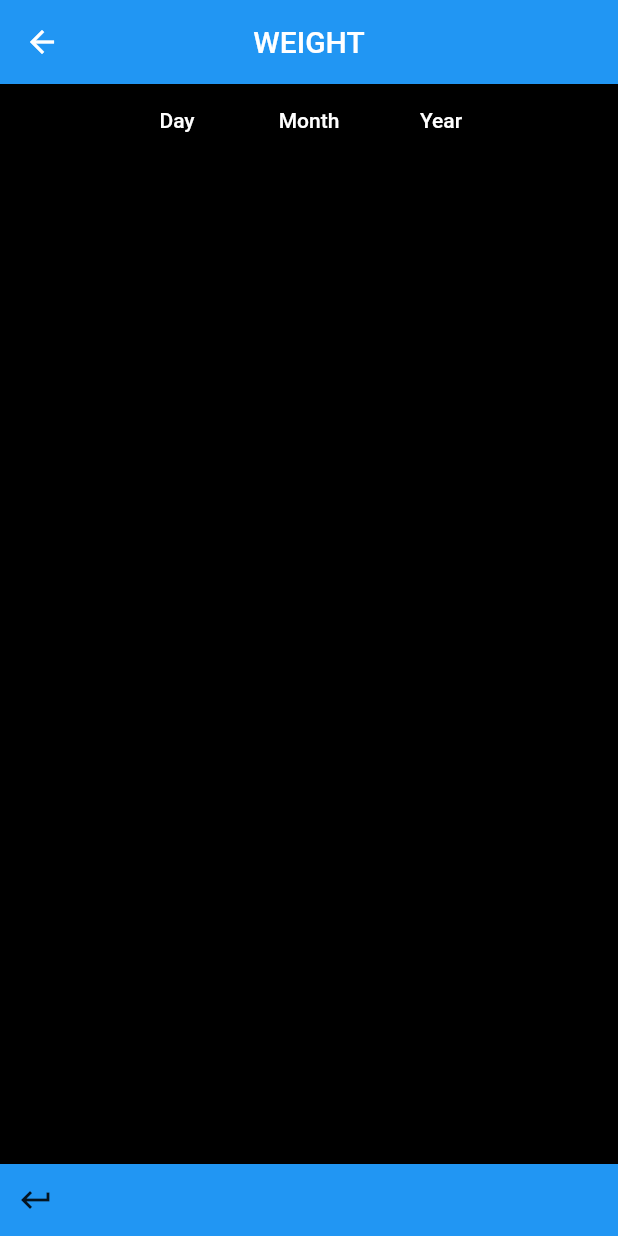
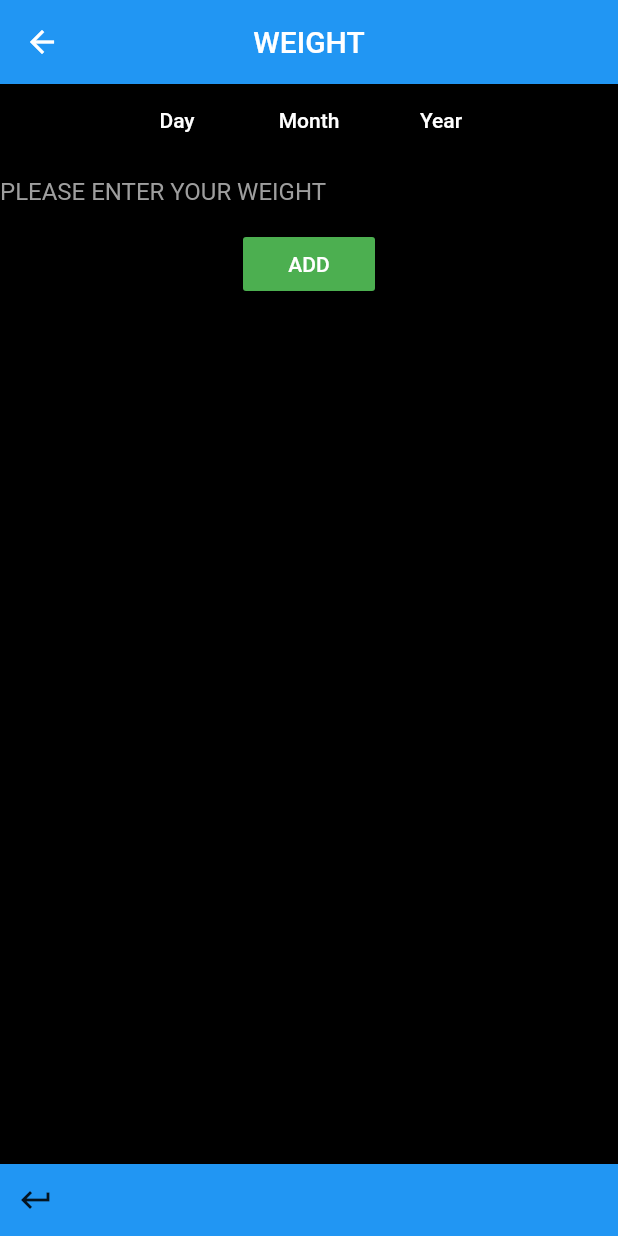
Before and after one commit to marcio81/fat_no_more, a Flutter app: the Weight screen opened directly, on a phone screen of 412 x 824 dp. Run offline on Flutter 3.47's test engine with Material 2 defaults, Android fonts, the phone set to English and light mode, and no system bars; our stand-ins replace fluttertoast.

Commit message:
date pick and sqlite

```diff
--- a/lib/ui/weight.dart
+++ b/lib/ui/weight.dart
@@ -1,5 +1,7 @@
+
 import 'package:flutter/cupertino.dart';
 import 'package:flutter/material.dart';
+
 
 class Weight extends StatefulWidget {
   @override
@@ -8,6 +10,25 @@ class Weight extends StatefulWidget {
 
 class _WeightState extends State<Weight> {
   DateTime selectedDate = DateTime.now();
+  String finalDate = '';
+  String peso = '';
+  TextEditingController pesoController = new TextEditingController();
+
+  getCurrentDate(){
+
+    var date = new DateTime.now().toString();
+
+    var dateParse = DateTime.parse(date);
+
+    var formattedDate = "${dateParse.day}-${dateParse.month}-${dateParse.year}";
+
+    setState(() {
+
+      finalDate = formattedDate.toString() ;
+
+    });
+
+  }
 
   @override
   Widget build(BuildContext context) {
@@ -37,7 +58,32 @@ class _WeightState extends State<Weight> {
           ),
           Container(
             child: Column(
+              children: [
+                TextField(
+                  onChanged: (newText) { peso = newText; },
+                  controller: pesoController,
+                  obscureText: true,
+                  textAlign: TextAlign.left,
+                  decoration: InputDecoration(
+                    border: InputBorder.none,
+                    hintText: 'PLEASE ENTER YOUR WEIGHT',
+                    hintStyle: TextStyle(color: Colors.grey),
+                  ),
 
+                ),
+                RaisedButton(
+                  onPressed: getCurrentDate,
+                  color: Colors.green,
+                  textColor: Colors.white,
+                  padding: EdgeInsets.fromLTRB(10, 10, 10, 10),
+                  child: Text('ADD'),
+                ),
+                Padding(
+                    padding: EdgeInsets.all(8.0),
+                    child :
+                    Text("$peso in $finalDate", style: TextStyle(fontSize: 20), textAlign: TextAlign.center,)
+                ),
+              ],
             ),
           ),
         ],
--- a/pubspec.yaml
+++ b/pubspec.yaml
@@ -23,7 +23,7 @@ environment:
 dependencies:
   flutter:
     sdk: flutter
-
+  sqflite: ^1.3.0
 
   # The following adds the Cupertino Icons font to your application.
   # Use with the CupertinoIcons class for iOS style icons.
```
